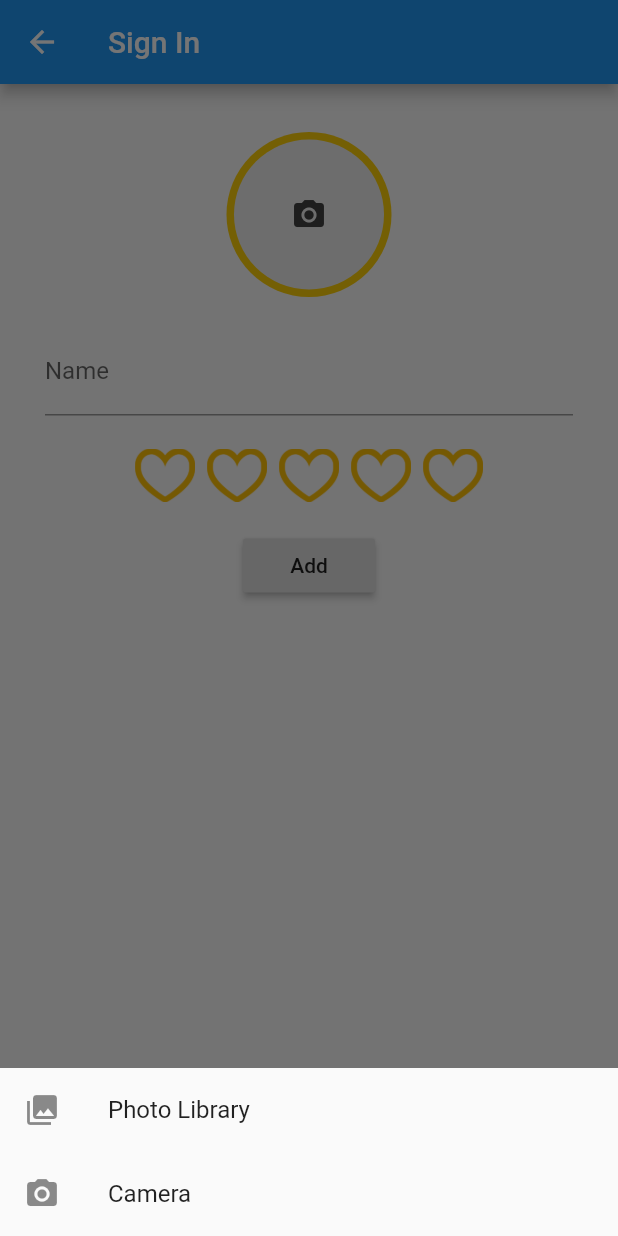
After one commit to TanzerRafael/BeerMetric, a Flutter app: the AddItem screen opened directly, after a tap on the "camera alt" icon, on a phone screen of 412 x 824 dp. The commit adds this screen. Run offline on Flutter 3.47's test engine with Material 2 defaults, Android fonts, the phone set to English and light mode, and no system bars; drawn by our look-alikes of flutter_rating_bar; our stand-ins replace firebase_auth, firebase_core, firebase_dynamic_links, image_picker; accounts and stored records are empty.

Commit message:
Added AddItem Widged with Image picker, name TextInsert, Rating 0-5 (with halfs)

```diff
--- /dev/null
+++ b/Frontend/ratingApp/lib/AddItem.dart
@@ -0,0 +1,191 @@
+import 'dart:io';
+
+import 'package:flutter/material.dart';
+import 'package:firebase_auth/firebase_auth.dart';
+import 'package:flutter_rating_bar/flutter_rating_bar.dart';
+import 'package:image_picker/image_picker.dart';
+
+final FirebaseAuth _auth = FirebaseAuth.instance;
+
+//2
+class AddItem extends StatefulWidget {
+  final String title = 'Sign In';
+
+  @override
+  State<StatefulWidget> createState() => _AddItemState();
+}
+
+class _AddItemState extends State<AddItem> {
+  final GlobalKey<FormState> _formKey = GlobalKey<FormState>();
+  final TextEditingController _nameController = TextEditingController();
+  double overallRating = 0;
+  bool _success;
+  File _image;
+
+  @override
+  Widget build(BuildContext context) {
+    return Scaffold(
+      appBar: AppBar(
+        title: Text(widget.title),
+      ),
+      body: Form(
+        key: _formKey,
+        child: Column(
+          crossAxisAlignment: CrossAxisAlignment.start,
+          children: <Widget>[
+            SizedBox(
+              height: 32,
+            ),
+            Center(
+              child: GestureDetector(
+                onTap: () {
+                  _showPicker(context);
+                },
+                child: CircleAvatar(
+                  radius: 55,
+                  backgroundColor: Color(0xffFDCF09),
+                  child: _image != null
+                      ? ClipRRect(
+                    borderRadius: BorderRadius.circular(50),
+                    child: Image.file(
+                      _image,
+                      width: 100,
+                      height: 100,
+                      fit: BoxFit.fitHeight,
+                    ),
+                  )
+                      : Container(
+                    decoration: BoxDecoration(
+                        color: Colors.grey[200],
+                        borderRadius: BorderRadius.circular(50)),
+                    width: 100,
+                    height: 100,
+                    child: Icon(
+                      Icons.camera_alt,
+                      color: Colors.grey[800],
+                    ),
+                  ),
+                ),
+              ),
+            ),
+            Container(
+                margin: EdgeInsets.only(
+                    left: 30.0, top: 20.0, right: 30.0, bottom: 20.0),
+                child: TextFormField(
+                  controller: _nameController,
+                  decoration: const InputDecoration(labelText: 'Name'),
+                  validator: (String value) {
+                    if (value.isEmpty) {
+                      return 'Please enter some text';
+                    }
+                    return null;
+                  },
+                )),
+            Container(
+              child: Center(
+                child: RatingBar(
+                  initialRating: 0,
+                  direction: Axis.horizontal,
+                  allowHalfRating: true,
+                  itemCount: 5,
+                  ratingWidget: RatingWidget(
+                    full: _imgFromAssets('assets/heart.png'),
+                    half: _imgFromAssets('assets/heart_half.png'),
+                    empty: _imgFromAssets('assets/heart_border.png'),
+                  ),
+                  itemPadding: EdgeInsets.symmetric(horizontal: 4.0),
+                  onRatingUpdate: (rating) {
+                    overallRating = rating;
+                    print(rating);
+                  },
+                ),
+              ),
+            ),
+            Container(
+              padding: const EdgeInsets.symmetric(vertical: 16.0),
+              alignment: Alignment.center,
+              child: RaisedButton(
+                onPressed: () async {
+                  if (_formKey.currentState.validate()) {
+                    _add();
+                  }
+                },
+                child: const Text('Add'),
+              ),
+            ),
+          ],
+        ),
+      ),
+    );
+  }
+
+  void _add() async {
+    // add Item Function
+    Navigator.pop(context);
+  }
+
+  @override
+  void dispose() {
+    _nameController.dispose();
+    super.dispose();
+  }
+
+  Widget _imgFromAssets(String asset) {
+    return Image.asset(
+      asset,
+      height: 30.0,
+      width: 30.0,
+      color: Colors.amber,
+    );
+  }
+  _imgFromCamera() async {
+    File image = await ImagePicker.pickImage(
+        source: ImageSource.camera, imageQuality: 50
+    );
+
+    setState(() {
+      _image = image;
+    });
+  }
+
+  _imgFromGallery() async {
+    File image = await  ImagePicker.pickImage(
+        source: ImageSource.gallery, imageQuality: 50
+    );
+
+    setState(() {
+      _image = image;
+    });
+  }
+  // Gives the user the option to pick between inserting an image from camera or gallery
+  void _showPicker(context) {
+    showModalBottomSheet(
+        context: context,
+        builder: (BuildContext bc) {
+          return SafeArea(
+            child: Container(
+              child: new Wrap(
+                children: <Widget>[
+                  new ListTile(
+                      leading: new Icon(Icons.photo_library),
+                      title: new Text('Photo Library'),
+                      onTap: () async {
+                        await _imgFromGallery();
+                        Navigator.of(context).pop();
+                      }),
+                  new ListTile(
+                    leading: new Icon(Icons.photo_camera),
+                    title: new Text('Camera'),
+                    onTap: () async {
+                      await _imgFromCamera();
+                      Navigator.of(context).pop();
+                    },
+                  ),
+                ],
+              ),
+            ),
+          );
+        }
+    );
+  }
+}
--- a/Frontend/ratingApp/lib/main.dart
+++ b/Frontend/ratingApp/lib/main.dart
@@ -3,6 +3,7 @@ import 'package:firebase_core/firebase_core.dart';
 import 'package:flutter/material.dart';
 import 'package:firebase_auth/firebase_auth.dart';
 import 'package:firebase_dynamic_links/firebase_dynamic_links.dart';
+import 'package:ratingApp/AddItem.dart';
 import 'register.dart';
 import 'signin.dart';
 
@@ -109,6 +110,12 @@ class _MyHomePageState extends State<MyHomePage> {
                 itemCount: items.length,
                 itemBuilder: (context, index) {
                   return ListTile(
+                    onTap: () async {
+                      Navigator.push(
+                        context,
+                        MaterialPageRoute(builder: (context) => AddItem()),
+                      );
+                    },
                     title: Text('${items[index]}'),
                   );
                 },
--- a/Frontend/ratingApp/lib/signin.dart
+++ b/Frontend/ratingApp/lib/signin.dart
@@ -21,7 +21,6 @@ class _SignInState extends State<SignIn> {
   final TextEditingController _passwordController = TextEditingController();
   bool _success;
   String _userEmail;
-  static String userl;
   @override
   Widget build(BuildContext context) {
     return Scaffold(
--- a/Frontend/ratingApp/pubspec.yaml
+++ b/Frontend/ratingApp/pubspec.yaml
@@ -28,6 +28,8 @@ dependencies:
   flutter_signin_button: "^1.1.0"
   google_sign_in: "^4.5.5"
   firebase_dynamic_links: "^0.5.1"
+  flutter_rating_bar: ^3.2.0
+  image_picker: ^0.6.6+5
   # The following adds the Cupertino Icons font to your application.
   # Use with the CupertinoIcons class for iOS style icons.
   cupertino_icons: ^0.1.3
@@ -51,7 +53,8 @@ flutter:
   # assets:
   #   - images/a_dot_burr.jpeg
   #   - images/a_dot_ham.jpeg
-
+  assets:
+    - assets/
   # An image asset can refer to one or more resolution-specific "variants", see
   # https://flutter.dev/assets-and-images/#resolution-aware.
 
```
Also changed, not shown: Frontend/ratingApp/assets/heart.png (added), Frontend/ratingApp/assets/heart_border.png (added), Frontend/ratingApp/assets/heart_half.png (added), Frontend/ratingApp/pubspec.lock.
